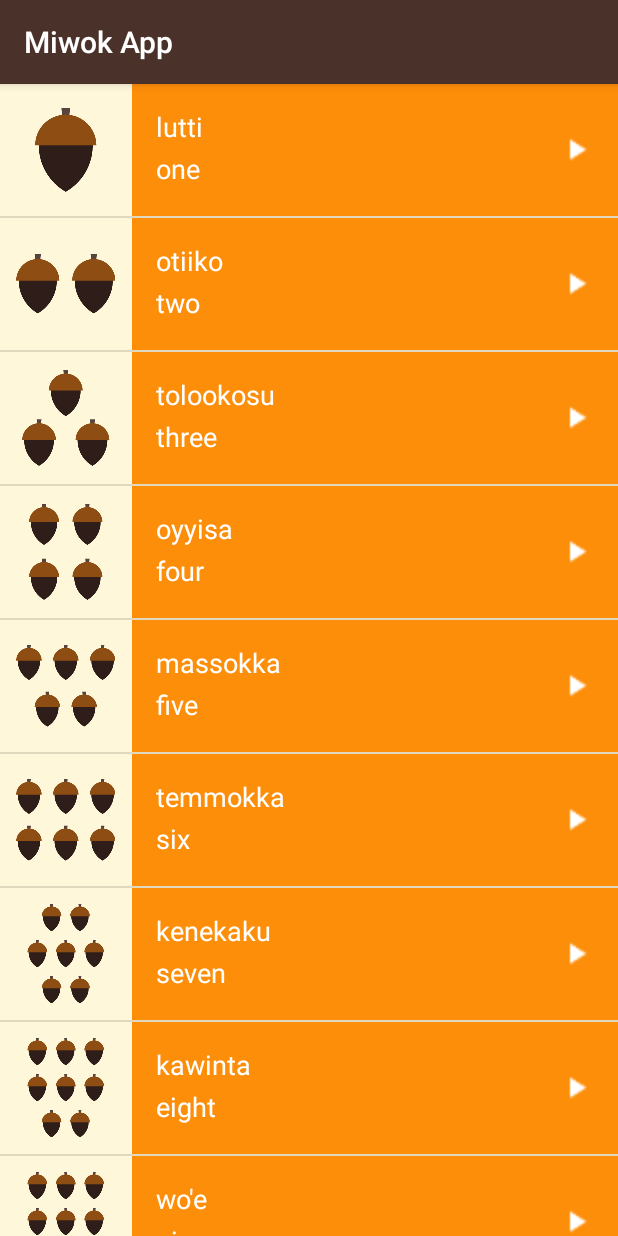
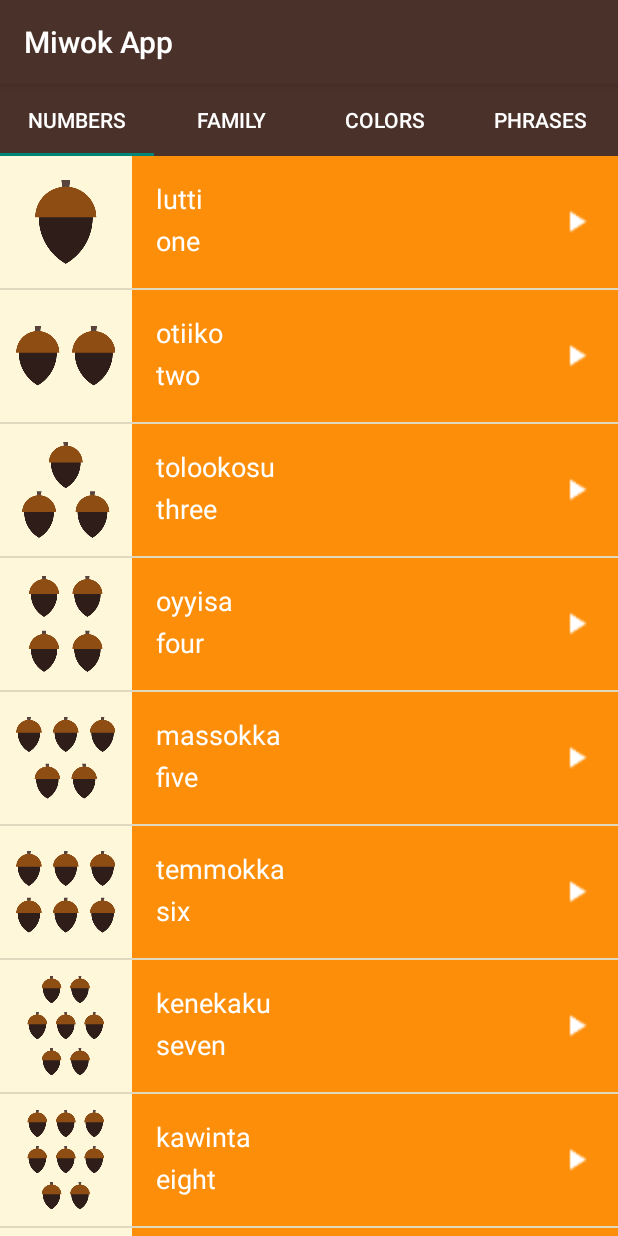
Before and after one commit to shivam-2701/Shivam_Miwok, an Android app: the screen it shows after launch (MainActivity), on a phone screen of 412 x 824 dp. Run offline under Robolectric (Android 15) with nearby library versions, the phone set to English and light mode, and no system bars.

Commit message:
Tabs Added

```diff
--- a/app/build.gradle
+++ b/app/build.gradle
@@ -34,7 +34,7 @@ dependencies {
     implementation 'androidx.constraintlayout:constraintlayout:2.1.0'
     implementation 'androidx.legacy:legacy-support-v4:1.0.0'
     testImplementation 'junit:junit:4.+'
-
+    implementation 'com.google.android.material:material:1.1.0'
     androidTestImplementation 'androidx.test.ext:junit:1.1.3'
     androidTestImplementation 'androidx.test.espresso:espresso-core:3.4.0'
 }
--- a/app/src/main/java/com/example/ud839_miwok_lesson_one/MainActivity.java
+++ b/app/src/main/java/com/example/ud839_miwok_lesson_one/MainActivity.java
@@ -6,8 +6,11 @@ import androidx.viewpager.widget.ViewPager;
 import android.content.Intent;
 import android.os.Bundle;
 import android.view.View;
+import android.widget.TableLayout;
 import android.widget.TextView;
 import android.widget.Toast;
+
+import com.google.android.material.tabs.TabLayout;
 
 public class MainActivity extends AppCompatActivity {
 
@@ -22,7 +25,8 @@ public class MainActivity extends AppCompatActivity {
 
         // Create an adapter that knows which fragment should be shown on each page
         SimplePagerAdapter adapter = new SimplePagerAdapter(getSupportFragmentManager());
-
+        TabLayout tabLayout=(TabLayout)findViewById(R.id.sliding_tabs);
+        tabLayout.setupWithViewPager(viewPager);
         // Set the adapter onto the view pager
         viewPager.setAdapter(adapter);
     }
--- a/app/src/main/java/com/example/ud839_miwok_lesson_one/SimplePagerAdapter.java
+++ b/app/src/main/java/com/example/ud839_miwok_lesson_one/SimplePagerAdapter.java
@@ -1,11 +1,13 @@
 package com.example.ud839_miwok_lesson_one;
 
 import androidx.annotation.NonNull;
+import androidx.annotation.Nullable;
 import androidx.fragment.app.Fragment;
 import androidx.fragment.app.FragmentManager;
 import androidx.fragment.app.FragmentPagerAdapter;
 
 public class SimplePagerAdapter extends FragmentPagerAdapter {
+    private String tabTitles[]={"NUMBERS","FAMILY","COLORS","PHRASES"};
     public SimplePagerAdapter(FragmentManager fm){
         super(fm);
     }
@@ -26,4 +28,10 @@ public class SimplePagerAdapter extends FragmentPagerAdapter {
     public int getCount() {
         return 4;
     }
+
+    @Nullable
+    @Override
+    public CharSequence getPageTitle(int position) {
+        return tabTitles[position];
+    }
 }
--- a/app/src/main/res/layout/activity_main.xml
+++ b/app/src/main/res/layout/activity_main.xml
@@ -4,8 +4,20 @@
     xmlns:tools="http://schemas.android.com/tools"
     android:layout_width="match_parent"
     android:layout_height="match_parent"
+    xmlns:app="http://schemas.android.com/apk/res-auto"
     android:background="@color/tan_background"
     android:orientation="vertical">
+   <FrameLayout
+       android:layout_width="match_parent"
+       android:layout_height="wrap_content"
+       android:background="@color/primary_color">
+   <com.google.android.material.tabs.TabLayout
+       android:id="@+id/sliding_tabs"
+       android:layout_width="match_parent"
+       app:tabTextColor="@color/white"
+       android:layout_height="wrap_content"
+       app:tabMode="fixed" />
+   </FrameLayout>
 
    <androidx.viewpager.widget.ViewPager
        android:id="@+id/viewpager"
```
